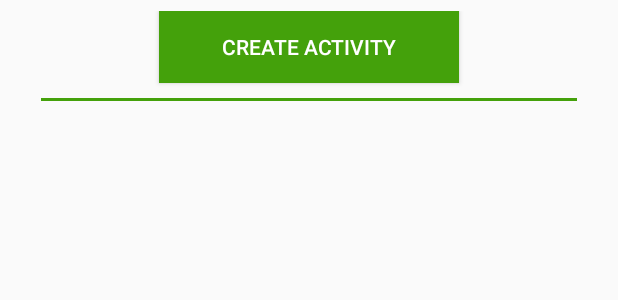
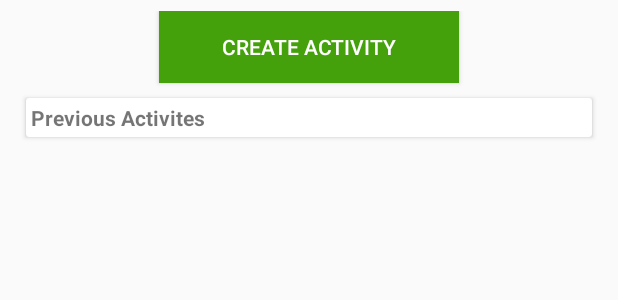
Before and after one commit to pranjul2206/FitArgot2, an Android app: the layout fragment_create_game.xml on its own in the app's theme, with its tools: preview values and no code run, on a phone screen of 412 x 824 dp. Shown: the top 300 px of the screen. Run offline under Robolectric (Android 15) with nearby library versions, the phone set to English and light mode, and no system bars.

Commit message:
added game fragments

```diff
--- a/app/build.gradle
+++ b/app/build.gradle
@@ -37,7 +37,7 @@ dependencies {
     implementation 'com.google.code.gson:gson:2.8.5'
     implementation 'com.squareup.retrofit2:converter-gson:2.5.0'
     implementation 'com.android.support:cardview-v7:28.0.0'
-
+    implementation 'com.google.android.libraries.places:1.0.0'
 
     implementation 'com.android.support:support-v4:28.0.0'
     testImplementation 'junit:junit:4.12'
@@ -45,6 +45,7 @@ dependencies {
     androidTestImplementation 'com.android.support.test:runner:1.0.2'
     androidTestImplementation 'com.android.support.test.espresso:espresso-core:3.0.2'
     implementation 'me.itangqi.waveloadingview:library:0.3.5'
+    implementation 'com.toptoche.searchablespinner:searchablespinnerlibrary:1.3.1'
 
     // Facebook Android SDK (everything)
     implementation 'com.facebook.android:facebook-android-sdk:[4,5)'
--- a/app/src/main/java/in/ac/ksit/android/fitargot/Activity/SportsActivity.java
+++ b/app/src/main/java/in/ac/ksit/android/fitargot/Activity/SportsActivity.java
@@ -32,6 +32,7 @@ public class SportsActivity extends AppCompatActivity {
         gamePager.setAdapter(adapter);
         tabLayout.setupWithViewPager(gamePager);
 
+
     }
 
 }
--- /dev/null
+++ b/app/src/main/res/drawable/ic_location_searching_black_24dp.xml
@@ -0,0 +1,5 @@
+<vector android:height="24dp" android:tint="#44A10B"
+    android:viewportHeight="24.0" android:viewportWidth="24.0"
+    android:width="24dp" xmlns:android="http://schemas.android.com/apk/res/android">
+    <path android:fillColor="#FF000000" android:pathData="M20.94,11c-0.46,-4.17 -3.77,-7.48 -7.94,-7.94V1h-2v2.06C6.83,3.52 3.52,6.83 3.06,11H1v2h2.06c0.46,4.17 3.77,7.48 7.94,7.94V23h2v-2.06c4.17,-0.46 7.48,-3.77 7.94,-7.94H23v-2h-2.06zM12,19c-3.87,0 -7,-3.13 -7,-7s3.13,-7 7,-7 7,3.13 7,7 -3.13,7 -7,7z"/>
+</vector>
--- a/app/src/main/res/layout/fragment_create_game.xml
+++ b/app/src/main/res/layout/fragment_create_game.xml
@@ -22,21 +22,28 @@
 
         />
 
-    <View
-        android:layout_marginLeft="20dp"
-        android:layout_marginRight="20dp"
+    <android.support.v7.widget.CardView
+        android:layout_marginLeft="10dp"
+        android:layout_marginRight="10dp"
         android:layout_marginTop="10dp"
         android:layout_marginBottom="10dp"
+        android:padding="5dp"
         android:layout_width="match_parent"
-        android:layout_height="2dp"
-        android:background="@color/colorAccent"/>
+        android:layout_height="wrap_content"
+        android:background="@color/colorAccent">
+        <TextView
+            android:padding="3dp"
+            android:layout_width="wrap_content"
+            android:layout_height="wrap_content"
+            android:textStyle="bold"
+            android:text="Previous Activites"/>
+    </android.support.v7.widget.CardView>
+        <android.support.v7.widget.RecyclerView
+            android:id="@+id/past_events"
+            android:layout_width="match_parent"
+            android:layout_height="match_parent">
 
-    <android.support.v7.widget.RecyclerView
-        android:id="@+id/past_events"
-        android:layout_width="match_parent"
-        android:layout_height="match_parent">
-
-    </android.support.v7.widget.RecyclerView>
+        </android.support.v7.widget.RecyclerView>
     </LinearLayout>
 
 
--- a/app/src/main/res/layout/signup.xml
+++ b/app/src/main/res/layout/signup.xml
@@ -128,13 +128,13 @@
             />
     </android.support.design.widget.TextInputLayout>
 
-    <Spinner
+    <android.support.v7.widget.AppCompatSpinner
             android:id="@+id/diet_type"
             android:layout_width="match_parent"
             android:layout_height="wrap_content"
             android:entries="@array/country_arrays"
             android:prompt="@string/country_prompt">
-        </Spinner>
+        </android.support.v7.widget.AppCompatSpinner>
     <Button
         android:layout_marginTop="10dp"
         android:id="@+id/submit"
```
Also changed, not shown: app/src/main/res/drawable/circle.xml (added, +11 -0 lines), app/src/main/res/drawable/image_circle.xml (added, +7 -0 lines), app/src/main/res/layout/create_activity_dialog.xml (added, +68 -0 lines), app/src/main/res/layout/game_item.xml (added, +73 -0 lines), app/src/main/res/values/strings.xml (+9 -0 lines), app/src/main/res/drawable/user.jpg (added).
